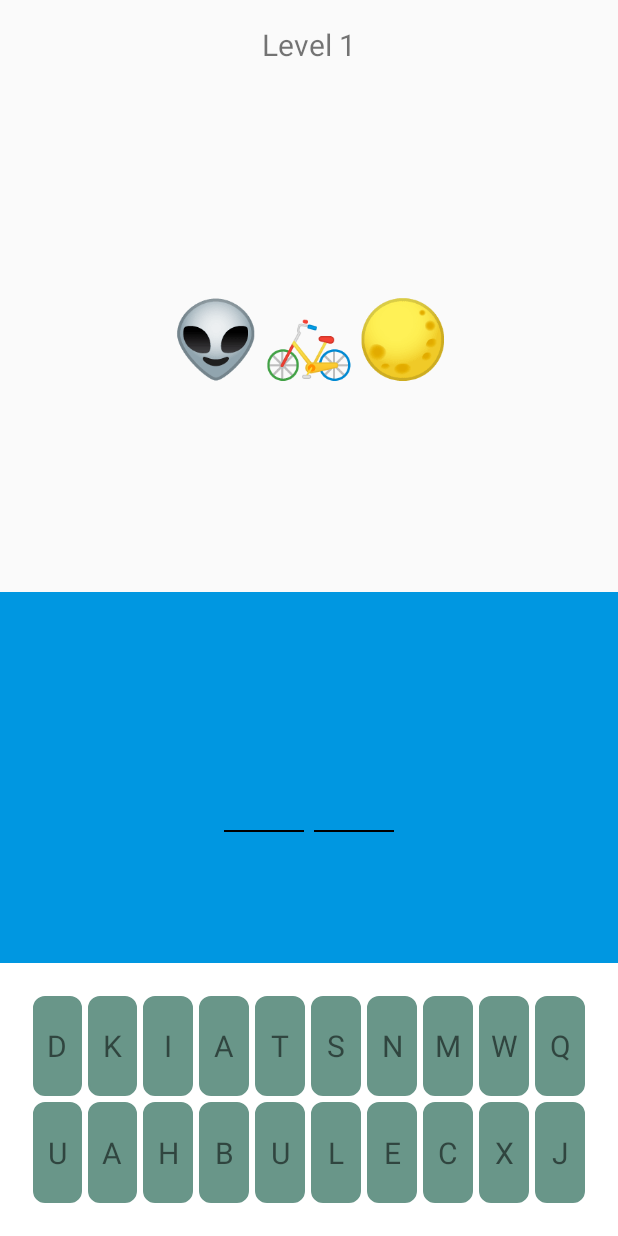
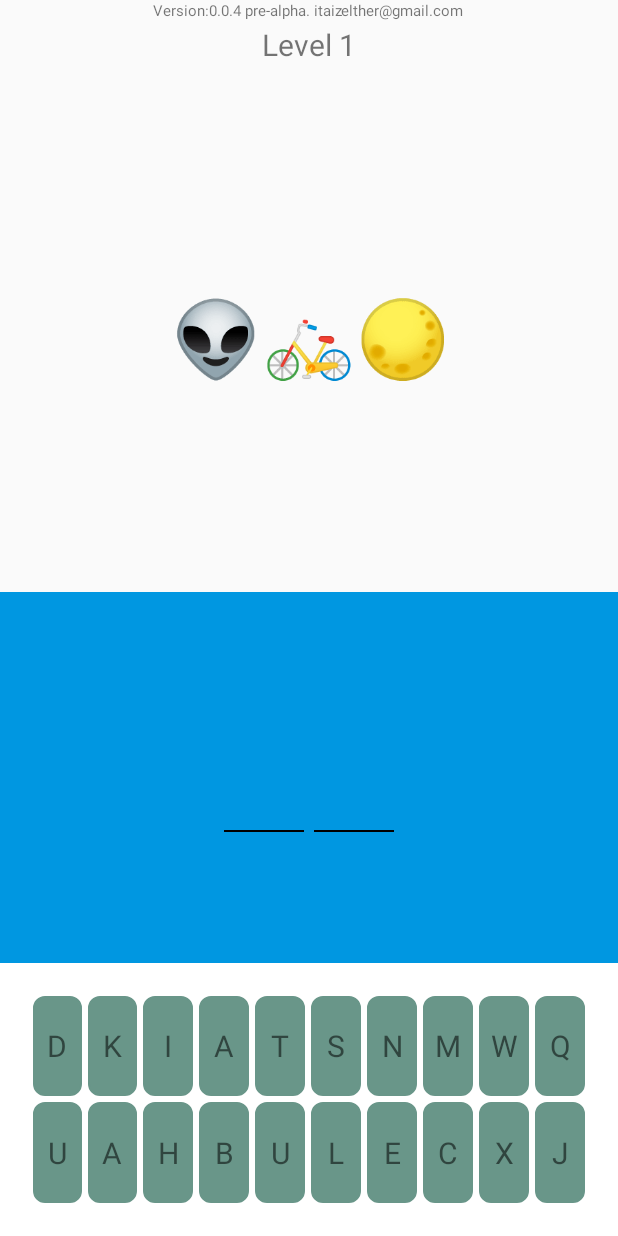
Before and after one commit to itaizelther/emojit, an Android app: the screen it shows after launch (MainActivity), on a phone screen of 412 x 824 dp. Run offline under Robolectric (Android 15) with nearby library versions, the phone set to English and light mode, and no system bars.

Commit message:
changed the version number of the app to 0.0.4

```diff
--- a/app/build.gradle
+++ b/app/build.gradle
@@ -7,7 +7,7 @@ android {
         minSdkVersion 21
         targetSdkVersion 27
         versionCode 1
-        versionName "1.0"
+        versionName "0.0.4"
         testInstrumentationRunner "android.support.test.runner.AndroidJUnitRunner"
     }
     buildTypes {
--- a/app/src/main/AndroidManifest.xml
+++ b/app/src/main/AndroidManifest.xml
@@ -1,9 +1,6 @@
 <?xml version="1.0" encoding="utf-8"?>
 <manifest xmlns:android="http://schemas.android.com/apk/res/android"
     package="com.zelther.emojit">
-
-    <uses-sdk
-        android:minSdkVersion="21"/>
 
     <application
         android:allowBackup="true"
--- a/app/src/main/java/com/zelther/emojit/MainActivity.java
+++ b/app/src/main/java/com/zelther/emojit/MainActivity.java
@@ -34,7 +34,7 @@ public class MainActivity extends Activity {
     ArrayList<View> blankSpaces; //an array of the blank arrays which replaces the keys from the keyboard
     LinearLayout.LayoutParams keyboardRowParams; //LayoutParams for the keys in the keyboard's row
     LevelHelper levelHelper; //The level helper
-    TextView emojiTV,levelTV; //The text view where the emojis are and the text view where the level is
+    TextView emojiTV,levelTV,debugTV; //The text view where the emojis are and the text view where the level is
     Button endButton; //the button in the end screen
     Dialog endDialog; //the dialog displayed in the end
     SharedPreferences sp; //for saving the last level
@@ -44,6 +44,9 @@ public class MainActivity extends Activity {
 
         super.onCreate(savedInstanceState);
         setContentView(R.layout.activity_main);
+
+        debugTV = findViewById(R.id.debugTV);
+        debugTV.setText("Version:" + BuildConfig.VERSION_NAME +" pre-alpha. itaizelther@gmail.com");
 
         sp = getSharedPreferences("data",0);
 
```
